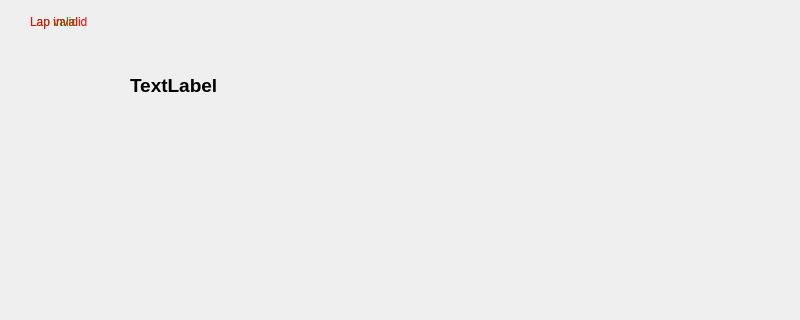
Before: the Qt Designer form raceclient/mainwindow.ui in pohar/racemonitor, drawn with Qt 5; both pictures show x 0 to 800 and y 0 to 320 of the 800 by 512 pixel window.
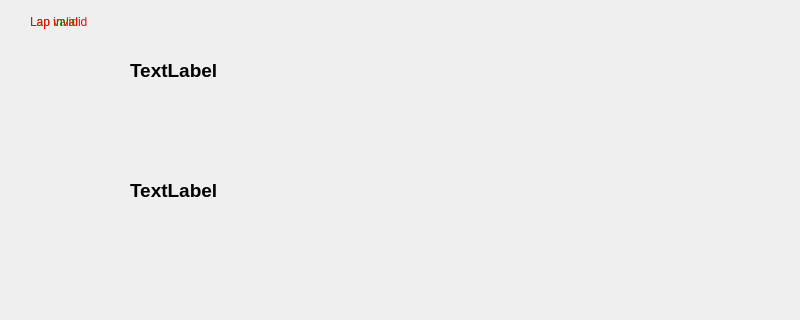
After: the same form once the commit is applied.

Commit message: display times

Diff of the .ui file:
```diff
--- a/raceclient/mainwindow.ui
+++ b/raceclient/mainwindow.ui
@@ -74,9 +74,31 @@
     <property name="geometry">
      <rect>
       <x>130</x>
-      <y>50</y>
-      <width>541</width>
-      <height>71</height>
+      <y>10</y>
+      <width>576</width>
+      <height>120</height>
+     </rect>
+    </property>
+    <property name="font">
+     <font>
+      <family>MS Shell Dlg 2</family>
+      <pointsize>14</pointsize>
+      <weight>75</weight>
+      <italic>false</italic>
+      <bold>true</bold>
+     </font>
+    </property>
+    <property name="text">
+     <string>TextLabel</string>
+    </property>
+   </widget>
+   <widget class="QLabel" name="label_BestLapTime">
+    <property name="geometry">
+     <rect>
+      <x>130</x>
+      <y>130</y>
+      <width>576</width>
+      <height>120</height>
      </rect>
     </property>
     <property name="font">
```
The commit also changes 2 other files.
